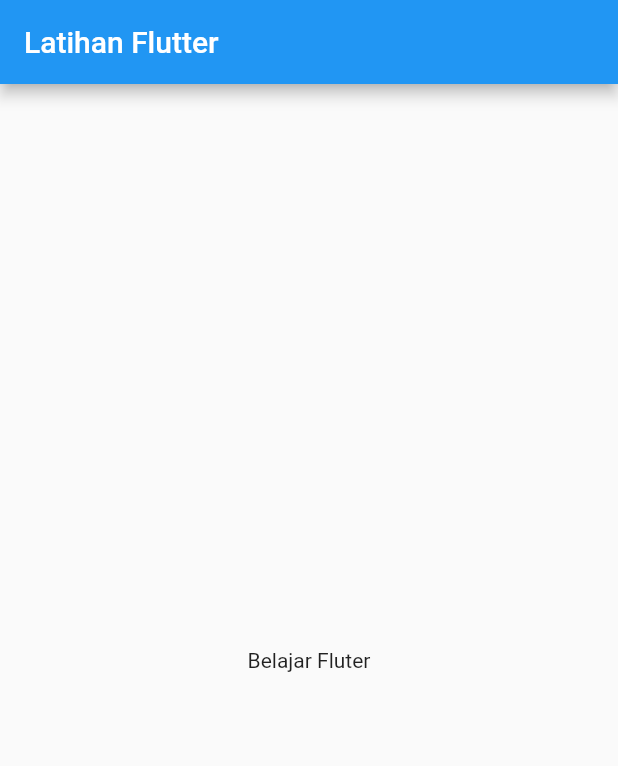
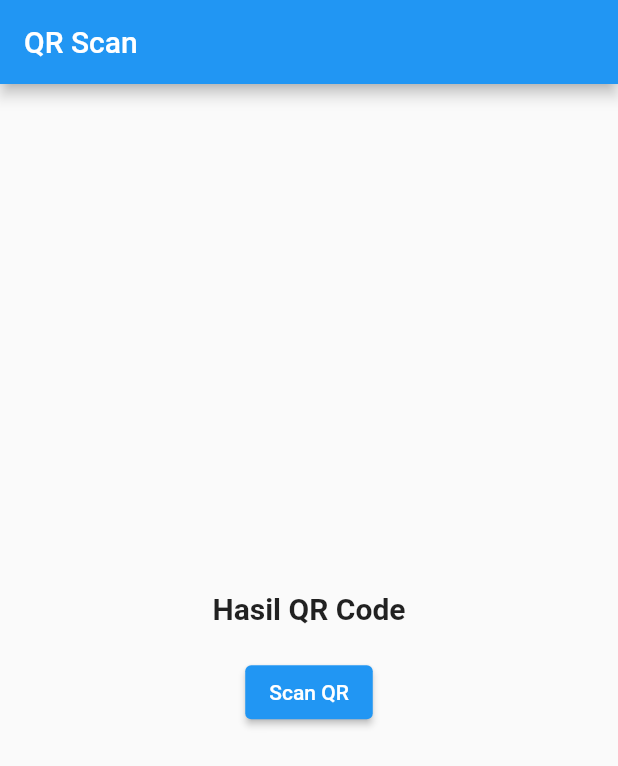
Before and after one commit to Balajar-DM/Flutter-Learn, a Flutter app: the screen it shows after launch, on a phone screen of 412 x 824 dp. Shown: the top 766 px of the screen. Run offline on Flutter 3.47's test engine with Material 2 defaults, Android fonts, the phone set to English and light mode, and no system bars; missing offline and left inert: qrscan.

Commit message:
Latihan QRCode Scan

```diff
--- a/lib/main.dart
+++ b/lib/main.dart
@@ -1,16 +1,54 @@
 import 'package:flutter/material.dart';
+import 'package:qrscan/qrscan.dart' as scanner;
 
-void main() => runApp(MyApp());
+void main() {
+  runApp(MyApp());
+}
 
 class MyApp extends StatelessWidget {
   @override
   Widget build(BuildContext context) {
     return MaterialApp(
-      home: Scaffold(
-        appBar: AppBar(
-          title: Text("Latihan Flutter"),
+      debugShowCheckedModeBanner: false,
+      home: MainPage(),
+    );
+  }
+}
+
+class MainPage extends StatefulWidget {
+  @override
+  _MainPageState createState() => _MainPageState();
+}
+
+class _MainPageState extends State<MainPage> {
+  String judul = "Hasil QR Code";
+
+  @override
+  Widget build(BuildContext context) {
+    return Scaffold(
+      appBar: AppBar(
+        title: Text("QR Scan"),
+      ),
+      body: Center(
+        child: Column(
+          mainAxisAlignment: MainAxisAlignment.center,
+          children: [
+            Text(
+              judul,
+              style: TextStyle(fontSize: 20, fontWeight: FontWeight.w600),
+            ),
+            SizedBox(
+              height: 20,
+            ),
+            ElevatedButton(
+              onPressed: () async {
+                judul = await scanner.scan();
+                setState(() {});
+              },
+              child: Text("Scan QR"),
+            ),
+          ],
         ),
-        body: Center(child: Text("Belajar Fluter")),
       ),
     );
   }
--- a/pubspec.yaml
+++ b/pubspec.yaml
@@ -23,7 +23,7 @@ environment:
 dependencies:
   flutter:
     sdk: flutter
-
+  qrscan: ^0.2.22
 
   # The following adds the Cupertino Icons font to your application.
   # Use with the CupertinoIcons class for iOS style icons.
```
Also changed, not shown: pubspec.lock, 2 other files.
